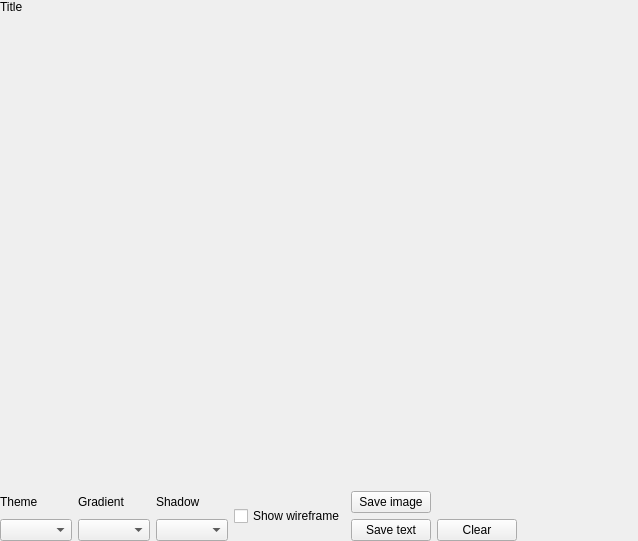
First picture: the form in src/plots/plot3dsurface.ui, repository alexonemore/atc, before the edit.
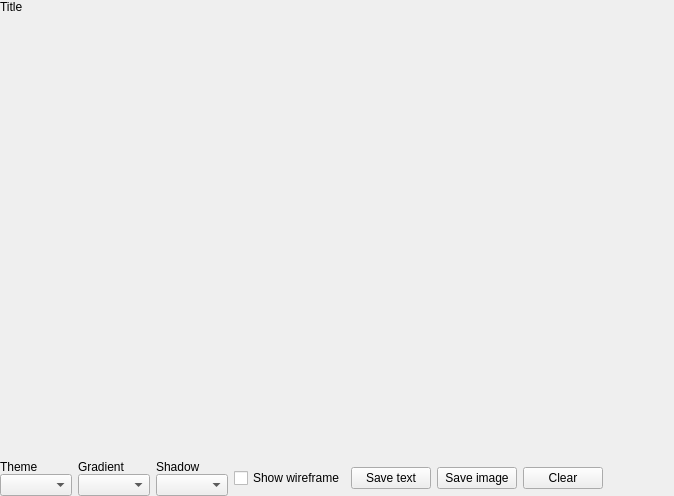
Second picture: the form after the edit.

Commit message: fix 3d plot

Diff of the .ui file:
```diff
--- a/src/plots/plot3dsurface.ui
+++ b/src/plots/plot3dsurface.ui
@@ -6,14 +6,14 @@
    <rect>
     <x>0</x>
     <y>0</y>
-    <width>638</width>
-    <height>541</height>
+    <width>674</width>
+    <height>496</height>
    </rect>
   </property>
   <property name="windowTitle">
    <string>Form</string>
   </property>
-  <layout class="QVBoxLayout" name="verticalLayout">
+  <layout class="QVBoxLayout" name="verticalLayout_5">
    <property name="leftMargin">
     <number>0</number>
    </property>
@@ -44,17 +44,33 @@
     </widget>
    </item>
    <item>
-    <layout class="QHBoxLayout" name="horizontalLayout">
+    <layout class="QHBoxLayout" name="horizontalLayout_2">
      <item>
-      <layout class="QGridLayout" name="gridLayout">
-       <item row="0" column="3" rowspan="2">
-        <widget class="QCheckBox" name="wireframe">
+      <layout class="QVBoxLayout" name="verticalLayout">
+       <property name="spacing">
+        <number>0</number>
+       </property>
+       <item>
+        <widget class="QLabel" name="label_2">
          <property name="text">
-          <string>Show wireframe</string>
+          <string>Theme</string>
+         </property>
+         <property name="buddy">
+          <cstring>theme</cstring>
          </property>
         </widget>
        </item>
-       <item row="0" column="1">
+       <item>
+        <widget class="QComboBox" name="theme"/>
+       </item>
+      </layout>
+     </item>
+     <item>
+      <layout class="QVBoxLayout" name="verticalLayout_2">
+       <property name="spacing">
+        <number>0</number>
+       </property>
+       <item>
         <widget class="QLabel" name="label_3">
          <property name="text">
           <string>Gradient</string>
@@ -64,7 +80,17 @@
          </property>
         </widget>
        </item>
-       <item row="0" column="2">
+       <item>
+        <widget class="QComboBox" name="gradient"/>
+       </item>
+      </layout>
+     </item>
+     <item>
+      <layout class="QVBoxLayout" name="verticalLayout_3">
+       <property name="spacing">
+        <number>0</number>
+       </property>
+       <item>
         <widget class="QLabel" name="label">
          <property name="text">
           <string>Shadow</string>
@@ -74,47 +100,38 @@
          </property>
         </widget>
        </item>
-       <item row="1" column="2">
+       <item>
         <widget class="QComboBox" name="shadow"/>
        </item>
-       <item row="1" column="0">
-        <widget class="QComboBox" name="theme"/>
-       </item>
-       <item row="0" column="0">
-        <widget class="QLabel" name="label_2">
+      </layout>
+     </item>
+     <item>
+      <widget class="QCheckBox" name="wireframe">
          <property name="text">
-          <string>Theme</string>
-         </property>
-         <property name="buddy">
-          <cstring>theme</cstring>
-         </property>
-        </widget>
-       </item>
-       <item row="0" column="4">
-        <widget class="QPushButton" name="save_image">
-         <property name="text">
-          <string>Save image</string>
-         </property>
-        </widget>
-       </item>
-       <item row="1" column="1">
-        <widget class="QComboBox" name="gradient"/>
-       </item>
-       <item row="1" column="4">
+        <string>Show wireframe</string>
+       </property>
+      </widget>
+     </item>
+     <item>
         <widget class="QPushButton" name="save_text">
          <property name="text">
           <string>Save text</string>
          </property>
         </widget>
        </item>
-       <item row="1" column="5">
+     <item>
+      <widget class="QPushButton" name="save_image">
+       <property name="text">
+        <string>Save image</string>
+       </property>
+      </widget>
+     </item>
+     <item>
         <widget class="QPushButton" name="clear">
          <property name="text">
           <string>Clear</string>
          </property>
         </widget>
-       </item>
-      </layout>
      </item>
      <item>
       <spacer name="horizontalSpacer">
```
Lines whose indentation alone changed are shown as unchanged. The commit also changes 4 other files.
